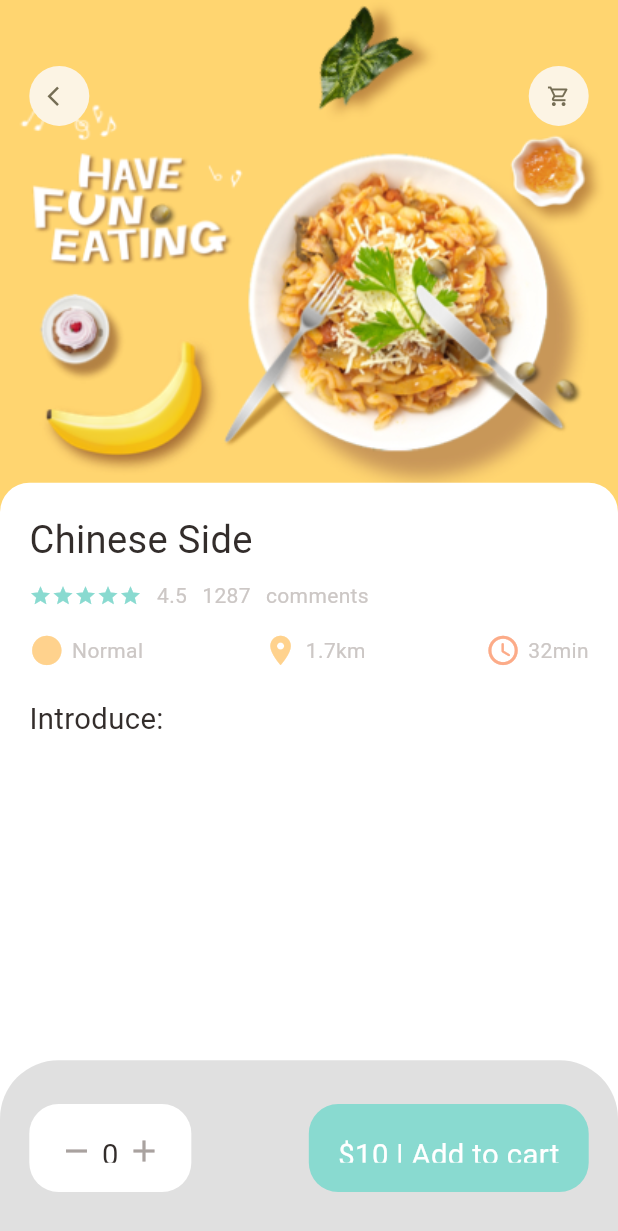
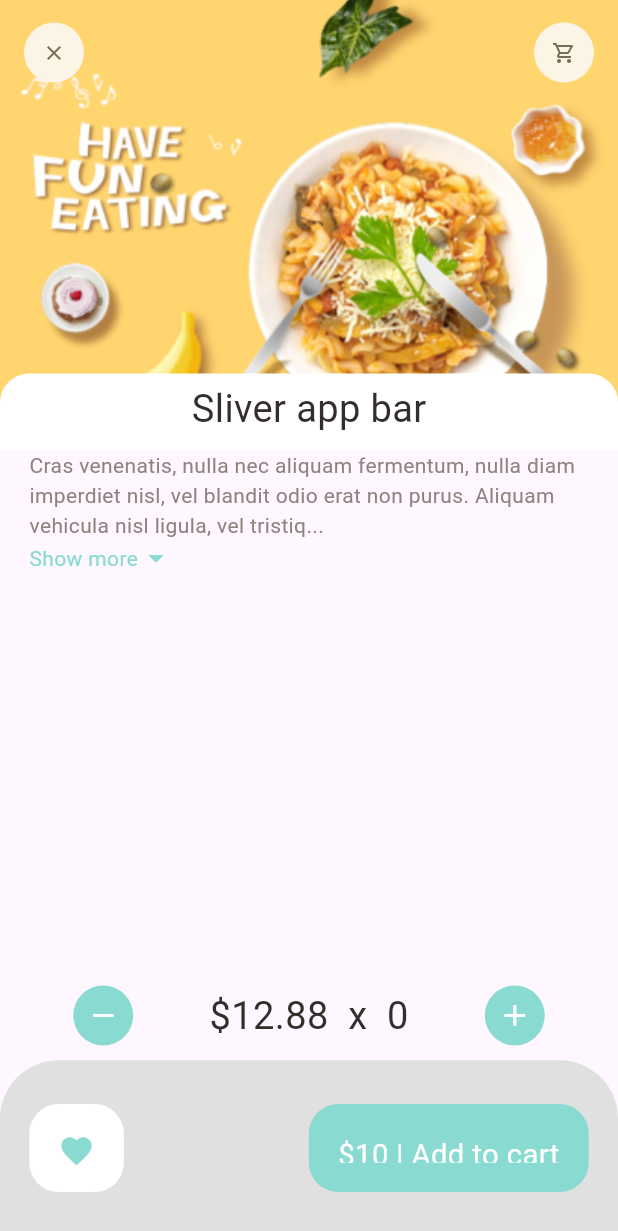
Before and after one commit to eduardoagas/myfood_delivery, a Flutter app: the screen it shows after launch, on a phone screen of 412 x 824 dp. Shown: the top 1231 px of the screen. Run offline on Flutter 3.47's test engine with Material 2 defaults, Android fonts, the phone set to English and light mode, and no system bars; our stand-ins replace dots_indicator, get.

Commit message:
temporary end of UI

```diff
--- a/lib/main.dart
+++ b/lib/main.dart
@@ -1,5 +1,6 @@
 import 'package:flutter/material.dart';
 import 'package:myfood_delivery/pages/food/popular_food_detail.dart';
+import 'package:myfood_delivery/pages/food/recommended_food_detail.dart';
 import 'package:myfood_delivery/pages/home/main_food_page.dart';
 import 'package:myfood_delivery/utils/app_scroll_behaviour.dart';
 import 'package:get/get.dart';
@@ -22,7 +23,7 @@ class MyApp extends StatelessWidget {
         colorScheme: ColorScheme.fromSeed(seedColor: Colors.deepPurple),
         useMaterial3: true,
       ),
-      home: const PopularFoodDetail(),
+      home: const RecommendedFoodDetail(),
     );
   }
 }
--- a/lib/pages/food/popular_food_detail.dart
+++ b/lib/pages/food/popular_food_detail.dart
@@ -3,6 +3,7 @@ import 'package:myfood_delivery/utils/dimensions.dart';
 import 'package:myfood_delivery/widgets/app_column.dart';
 import 'package:myfood_delivery/widgets/app_icon.dart';
 import 'package:myfood_delivery/widgets/big_text.dart';
+import 'package:myfood_delivery/widgets/expandable_text_widget.dart';
 import 'package:myfood_delivery/widgets/icon_and_text_widget.dart';
 import 'package:myfood_delivery/widgets/small_text.dart';
 
@@ -61,7 +62,16 @@ class PopularFoodDetail extends StatelessWidget {
                       SizedBox(
                         height: Dimensions.height20,
                       ),
-                      BigText(text: "Introduce:")
+                      BigText(text: "Introduce:"),
+                      SizedBox(height: Dimensions.height20),
+                      //ExpandableTextWidget(text: "oi seu pai tem boi")
+                      Expanded(
+                        child: SingleChildScrollView(
+                          child: ExpandableTextWidget(
+                              text:
+                                  "Lorem ipsum dolor sit amet, consectetur adipiscing elit. Aenean iaculis iaculis nisi et hendrerit. Aliquam molestie, nunc quis suscipit aliquam, ipsum augue congue leo, eu gravida nulla velit quis purus. Quisque consectetur iaculis condimentum. Sed a dolor vestibulum, bibendum felis eu, gravida lacus. Vivamus ullamcorper neque elit. Praesent orci leo, aliquam vitae purus hendrerit, cursus volutpat ligula. Lorem ipsum dolor sit amet, consectetur adipiscing elit. Duis a vehicula ligula. Aliquam sapien lacus, pretium eget mauris quis, congue sodales nis"),
+                        ),
+                      )
                     ],
                   )))
         ],
--- /dev/null
+++ b/lib/pages/food/recommended_food_detail.dart
@@ -0,0 +1,142 @@
+import 'package:flutter/foundation.dart';
+import 'package:flutter/material.dart';
+import 'package:flutter/widgets.dart';
+import 'package:myfood_delivery/utils/colors.dart';
+import 'package:myfood_delivery/utils/dimensions.dart';
+import 'package:myfood_delivery/widgets/app_icon.dart';
+import 'package:myfood_delivery/widgets/big_text.dart';
+import 'package:myfood_delivery/widgets/expandable_text_widget.dart';
+
+class RecommendedFoodDetail extends StatelessWidget {
+  const RecommendedFoodDetail({super.key});
+
+  @override
+  Widget build(BuildContext context) {
+    return Scaffold(
+      body: CustomScrollView(slivers: [
+        SliverAppBar(
+          toolbarHeight: 70,
+          title:
+              Row(mainAxisAlignment: MainAxisAlignment.spaceBetween, children: [
+            AppIcon(icon: Icons.clear),
+            AppIcon(
+              icon: Icons.shopping_cart_outlined,
+            )
+          ]),
+          bottom: PreferredSize(
+            preferredSize: Size.fromHeight(20),
+            child: Container(
+                width: double.maxFinite,
+                padding: EdgeInsets.only(top: 5, bottom: 10),
+                decoration: BoxDecoration(
+                    color: Colors.white,
+                    borderRadius: BorderRadius.only(
+                        topLeft: Radius.circular(Dimensions.radius20),
+                        topRight: Radius.circular(Dimensions.radius20))),
+                child: Center(
+                    child: BigText(
+                        size: Dimensions.font26, text: "Sliver app bar"))),
+          ),
+          pinned: true,
+          backgroundColor: AppColors.yellowColor,
+          expandedHeight: 300,
+          flexibleSpace: FlexibleSpaceBar(
+            background: Image.asset(
+              "assets/image/food0.png",
+              width: double.maxFinite,
+              fit: BoxFit.cover,
+            ),
+          ),
+        ),
+        SliverToBoxAdapter(
+            child: Column(
+          children: [
+            Container(
+              margin: EdgeInsets.only(
+                  left: Dimensions.width20, right: Dimensions.width20),
+              child: ExpandableTextWidget(
+                  text: "Cras venenatis, nulla nec aliquam fermentum, nulla diam imperdiet nisl, vel blandit odio erat non purus. Aliquam vehicula nisl ligula, vel tristique neque fermentum ut. Duis tristique ut nunc non pellentesque. Pellentesque in hendrerit erat. Nunc gravida eget risus quis feugiat. Vestibulum ante ipsum primis in faucibus orci luctus et ultrices posuere cubilia curae; Duis efficitur mauris quis convallis sollicitudin. Fusce placerat neque non tincidunt accumsan. Vivamus eros lorem, dictum quis sagittis vitae, iaculis ut nisl. Interdum et malesuada fames ac ante ipsum primis in faucibus. Quisque vitae cursus lectus, vel tincidunt sapien. Mauris egestas urna eros, et tempus enim congue et. Phasellus varius dignissim fringilla. Phasellus elit magna, vehicula at ipsum et, blandit finibus eros. Suspendisse placerat sodales quam, a aliquet tellus faucibus vitae." +
+                      "Phasellus sit amet semper odio. Quisque mollis nulla quis varius blandit. In commodo gravida tellus, ut scelerisque enim feugiat non. Pellentesque auctor volutpat urna, ac tincidunt ex malesuada eu. Aliquam placerat commodo libero, et consectetur felis malesuada eget. Etiam a dictum justo. Morbi et nibh eros. Proin ullamcorper vehicula purus, mattis pulvinar enim accumsan ut. Sed tempor id turpis in dapibus. Vestibulum a nisi varius, scelerisque velit accumsan, fringilla elit." +
+                      "Aenean maximus elit eget massa bibendum, in posuere elit aliquam. In hac habitasse platea dictumst. Quisque nec turpis magna. Aliquam lectus diam, porttitor sed tincidunt eget, fringilla vel dolor. Orci varius natoque penatibus et magnis dis parturient montes, nascetur ridiculus mus. Mauris sollicitudin, diam sed scelerisque consequat, nulla tellus ultrices eros, eget semper enim risus in arcu. Etiam ullamcorper ac diam nec elementum. Suspendisse faucibus ut libero eget semper. Vivamus ac leo nec dui vehicula faucibus vitae ut risus. Phasellus ac urna ac odio tincidunt dapibus at et enim. Phasellus risus nisi, posuere id pharetra in, laoreet id augue. Donec ornare lorem eu libero congue placerat. Morbi lobortis odio tempus sodales lacinia. Integer a eleifend leo. Praesent condimentum risus nec orci egestas, sed scelerisque quam blandit. Phasellus ornare dui id tortor sagittis, sit amet dictum tellus accumsan."),
+            )
+          ],
+        )),
+      ]),
+      bottomNavigationBar: Column(
+        mainAxisSize: MainAxisSize.min,
+        children: [
+          Container(
+            padding: EdgeInsets.only(
+                left: Dimensions.width20 * 2.5,
+                right: Dimensions.width20 * 2.5,
+                top: Dimensions.height10,
+                bottom: Dimensions.height10),
+            child: Row(
+              mainAxisAlignment: MainAxisAlignment.spaceBetween,
+              children: [
+                AppIcon(
+                    iconSize: Dimensions.iconSize24,
+                    iconColor: Colors.white,
+                    backgroundColor: AppColors.mainColor,
+                    icon: Icons.remove),
+                BigText(
+                  text: " \$12.88 " + " x " + " 0 ",
+                  size: Dimensions.font26,
+                  color: AppColors.mainBlackColor,
+                ),
+                AppIcon(
+                    iconSize: Dimensions.iconSize24,
+                    iconColor: Colors.white,
+                    backgroundColor: AppColors.mainColor,
+                    icon: Icons.add),
+              ],
+            ),
+          ),
+          Container(
+            height: Dimensions.bottomHeightBar,
+            padding: EdgeInsets.only(
+                top: Dimensions.height30,
+                bottom: Dimensions.height30,
+                left: Dimensions.width20,
+                right: Dimensions.width20),
+            decoration: BoxDecoration(
+                //color: AppColors.buttonBackgroundColor,
+                color: Colors.grey[300],
+                borderRadius: BorderRadius.only(
+                    topLeft: Radius.circular(Dimensions.radius20 * 2),
+                    topRight: Radius.circular(Dimensions.radius20 * 2))),
+            child: Row(
+              mainAxisAlignment: MainAxisAlignment.spaceBetween,
+              children: [
+                Container(
+                  padding: EdgeInsets.only(
+                      top: Dimensions.height20,
+                      left: Dimensions.width20,
+                      bottom: Dimensions.height20,
+                      right: Dimensions.width20),
+                  decoration: BoxDecoration(
+                    borderRadius: BorderRadius.circular(Dimensions.radius20),
+                    color: Colors.white,
+                  ),
+                  child: Icon(Icons.favorite, color: AppColors.mainColor),
+                ),
+                Container(
+                  padding: EdgeInsets.only(
+                      top: Dimensions.height20,
+                      left: Dimensions.width20,
+                      bottom: Dimensions.height20,
+                      right: Dimensions.width20),
+                  decoration: BoxDecoration(
+                      borderRadius: BorderRadius.circular(Dimensions.radius20),
+                      color: AppColors.mainColor),
+                  child:
+                      BigText(text: "\$10 | Add to cart", color: Colors.white),
+                )
+              ],
+            ),
+          )
+        ],
+      ),
+    );
+  }
+}
--- a/lib/utils/dimensions.dart
+++ b/lib/utils/dimensions.dart
@@ -21,6 +21,7 @@ class Dimensions {
   static double width30 = screenHeight / 28.13;
   static double width45 = screenHeight / 18.76;
 
+  static double font16 = screenHeight / 52.75;
   static double font20 = screenHeight / 42.2;
   static double font26 = screenHeight / 32.46;
 
--- a/lib/widgets/app_icon.dart
+++ b/lib/widgets/app_icon.dart
@@ -8,12 +8,15 @@ class AppIcon extends StatelessWidget {
   final Color backgroundColor;
   final Color iconColor;
   final double size;
+  final double iconSize;
   AppIcon(
       {super.key,
       required this.icon,
       this.backgroundColor = const Color(0xFFfcf4e4),
       this.iconColor = const Color(0xFF756d54),
-      this.size = 40});
+      this.size = 40,
+      this.iconSize = 16
+      });
 
   @override
   Widget build(BuildContext context) {
@@ -26,7 +29,7 @@ class AppIcon extends StatelessWidget {
       child: Icon(
         icon,
         color: iconColor,
-        size: Dimensions.iconSize16,
+        size: iconSize,
       ),
     );
   }
--- /dev/null
+++ b/lib/widgets/expandable_text_widget.dart
@@ -0,0 +1,76 @@
+import 'package:flutter/foundation.dart';
+import 'package:flutter/material.dart';
+import 'package:flutter/widgets.dart';
+import 'package:myfood_delivery/utils/colors.dart';
+import 'package:myfood_delivery/utils/dimensions.dart';
+import 'package:myfood_delivery/widgets/small_text.dart';
+
+class ExpandableTextWidget extends StatefulWidget {
+  final String text;
+  const ExpandableTextWidget({super.key, required this.text});
+
+  @override
+  State<ExpandableTextWidget> createState() => _ExpandableTextWidgetState();
+}
+
+class _ExpandableTextWidgetState extends State<ExpandableTextWidget> {
+  late String firstHalf;
+  late String secondHalf;
+
+  bool hiddenText = true;
+
+  double textHeight = Dimensions.screenHeight / 5.63;
+
+  @override
+  void initState() {
+    super.initState();
+    if (widget.text.length > textHeight) {
+      firstHalf = widget.text.substring(0, textHeight.toInt());
+      secondHalf =
+          widget.text.substring(textHeight.toInt() + 1, widget.text.length);
+    } else {
+      firstHalf = widget.text;
+      secondHalf = "";
+    }
+  }
+
+  @override
+  Widget build(BuildContext context) {
+    return Container(
+      child: secondHalf.isEmpty
+          ? SmallText(
+              color: AppColors.paraColor,
+              size: Dimensions.font16,
+              text: firstHalf)
+          : Column(
+              children: [
+                SmallText(
+                    height: 1.8,
+                    color: AppColors.paraColor,
+                    size: Dimensions.font16,
+                    text: hiddenText
+                        ? (firstHalf + "...")
+                        : (firstHalf + secondHalf)),
+                InkWell(
+                  onTap: () {
+                    setState(() {
+                      hiddenText = !hiddenText;
+                    });
+                  },
+                  child: Row(children: [
+                    SmallText(
+                      text: hiddenText ? "Show more" : "Show less",
+                      color: AppColors.mainColor,
+                    ),
+                    Icon(
+                        hiddenText
+                            ? Icons.arrow_drop_down
+                            : Icons.arrow_drop_up,
+                        color: AppColors.mainColor)
+                  ]),
+                )
+              ],
+            ),
+    );
+  }
+}
```
